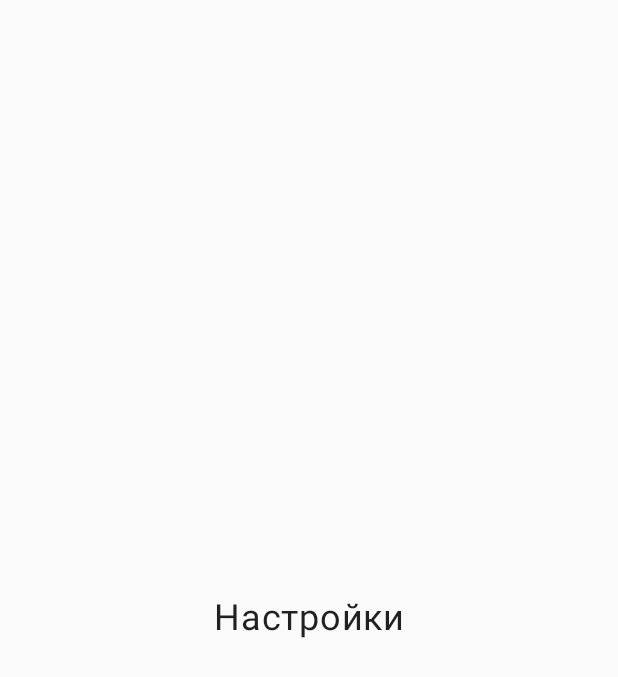
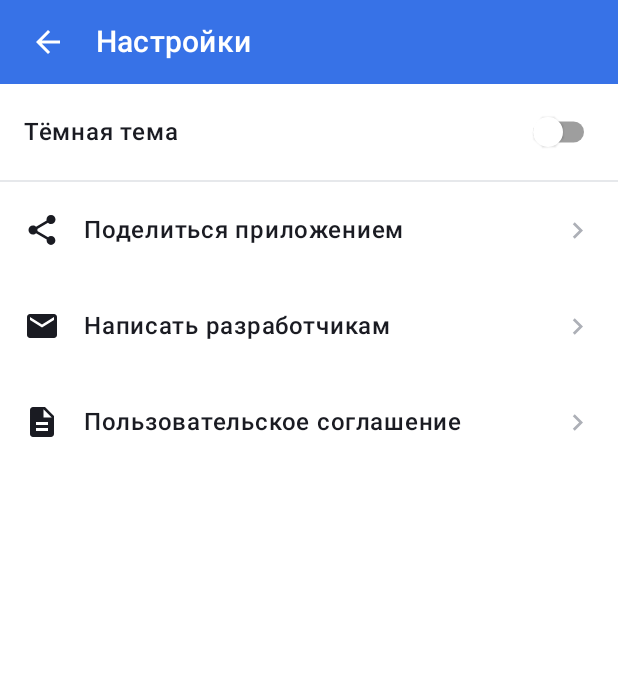
Before and after one commit to Akimov52/final-project-practicum, an Android app built with Jetpack Compose: the screen it shows after launch (SettingsActivity before the commit, MainActivity after it), after a tap on "Настройки", on a phone screen of 412 x 824 dp. Shown: the top 677 px of the screen. Run offline under Robolectric (Android 15) with nearby library versions, the phone set to English and light mode, and no system bars.

Commit message:
feat: implement search settings and compose navigation

```diff
--- a/app/src/main/java/com/practicum/playlist_maker_android_akimovilya/MainActivity.kt
+++ b/app/src/main/java/com/practicum/playlist_maker_android_akimovilya/MainActivity.kt
@@ -1,8 +1,6 @@
 package com.practicum.playlist_maker_android_akimovilya
 
-import android.content.Intent
 import android.os.Bundle
-import android.widget.Toast
 import androidx.activity.ComponentActivity
 import androidx.activity.compose.setContent
 import androidx.compose.foundation.background
@@ -24,9 +22,12 @@ import androidx.compose.ui.Modifier
 import androidx.compose.ui.draw.clip
 import androidx.compose.ui.graphics.Color
 import androidx.compose.ui.graphics.vector.ImageVector
+import androidx.compose.ui.res.stringResource
 import androidx.compose.ui.text.font.FontWeight
+import androidx.compose.ui.tooling.preview.Preview
 import androidx.compose.ui.unit.dp
 import androidx.compose.ui.unit.sp
+import androidx.navigation.compose.rememberNavController
 
 class MainActivity : ComponentActivity() {
 
@@ -35,40 +36,12 @@ class MainActivity : ComponentActivity() {
 
         setContent {
             MaterialTheme {
-                MainScreen(
-                    onSearchClick = {
-                        startActivity(
-                            Intent(this, SearchActivity::class.java)
-                        )
-                    },
-                    onPlaylistClick = {
-                        showToast("Плейлисты")
-                    },
-                    onFavoritesClick = {
-                        showToast("Избранное")
-                    },
-                    onSettingsClick = {
-                        startActivity(
-                            Intent(this, SettingsActivity::class.java)
-                        )
-                    }
-                )
+                val navController = rememberNavController()
+                PlaylistHost(navController = navController)
             }
         }
     }
-
-    private fun showToast(buttonName: String) {
-        Toast.makeText(
-            this,
-            "Нажата кнопка \"$buttonName\"",
-            Toast.LENGTH_SHORT
-        ).show()
-    }
 }
-
-private val MainBlue = Color(0xFF3772E7)
-private val MainText = Color(0xFF1A1B22)
-private val ArrowColor = Color(0xFFADB0B7)
 
 @Composable
 fun MainScreen(
@@ -80,10 +53,8 @@ fun MainScreen(
     Column(
         modifier = Modifier
             .fillMaxSize()
-            .background(MainBlue)
+            .background(PlaylistBlue)
     ) {
-
-        // Верхняя синяя шапка
         Box(
             modifier = Modifier
                 .fillMaxWidth()
@@ -92,14 +63,13 @@ fun MainScreen(
             contentAlignment = Alignment.CenterStart
         ) {
             Text(
-                text = "Playlist Maker",
+                text = stringResource(R.string.main_title),
                 color = Color.White,
                 fontSize = 22.sp,
                 fontWeight = FontWeight.Medium
             )
         }
 
-        // Белая область с меню
         Column(
             modifier = Modifier
                 .fillMaxSize()
@@ -111,27 +81,26 @@ fun MainScreen(
                 )
                 .background(Color.White)
         ) {
-
             MenuItem(
-                title = "Поиск",
+                title = stringResource(R.string.menu_search),
                 icon = Icons.Default.Search,
                 onClick = onSearchClick
             )
 
             MenuItem(
-                title = "Плейлисты",
+                title = stringResource(R.string.menu_playlists),
                 icon = Icons.Default.LibraryMusic,
                 onClick = onPlaylistClick
             )
 
             MenuItem(
-                title = "Избранное",
+                title = stringResource(R.string.menu_favorites),
                 icon = Icons.Outlined.FavoriteBorder,
                 onClick = onFavoritesClick
             )
 
             MenuItem(
-                title = "Настройки",
+                title = stringResource(R.string.menu_settings),
                 icon = Icons.Default.Settings,
                 onClick = onSettingsClick
             )
@@ -149,15 +118,14 @@ fun MenuItem(
         modifier = Modifier
             .fillMaxWidth()
             .height(66.dp)
-            .clickable { onClick() }
+            .clickable(onClick = onClick)
             .padding(horizontal = 28.dp),
         verticalAlignment = Alignment.CenterVertically
     ) {
-
         Icon(
             imageVector = icon,
             contentDescription = title,
-            tint = MainText,
+            tint = PlaylistText,
             modifier = Modifier.size(22.dp)
         )
 
@@ -167,7 +135,7 @@ fun MenuItem(
             text = title,
             fontSize = 20.sp,
             fontWeight = FontWeight.Medium,
-            color = MainText
+            color = PlaylistText
         )
 
         Spacer(modifier = Modifier.weight(1f))
@@ -175,8 +143,26 @@ fun MenuItem(
         Icon(
             imageVector = Icons.Default.ChevronRight,
             contentDescription = null,
-            tint = ArrowColor,
+            tint = PlaylistArrow,
             modifier = Modifier.size(22.dp)
         )
     }
 }
+
+@Preview(
+    showBackground = true,
+    name = "Playlist Maker",
+    widthDp = 360,
+    heightDp = 800
+)
+@Composable
+fun MainScreenPreview() {
+    MaterialTheme {
+        MainScreen(
+            onSearchClick = {},
+            onPlaylistClick = {},
+            onFavoritesClick = {},
+            onSettingsClick = {}
+        )
+    }
+}
--- /dev/null
+++ b/app/src/main/java/com/practicum/playlist_maker_android_akimovilya/PlaylistColors.kt
@@ -0,0 +1,7 @@
+package com.practicum.playlist_maker_android_akimovilya
+
+import androidx.compose.ui.graphics.Color
+
+internal val PlaylistBlue = Color(0xFF3772E7)
+internal val PlaylistText = Color(0xFF1A1B22)
+internal val PlaylistArrow = Color(0xFFADB0B7)
--- /dev/null
+++ b/app/src/main/java/com/practicum/playlist_maker_android_akimovilya/PlaylistHost.kt
@@ -0,0 +1,75 @@
+package com.practicum.playlist_maker_android_akimovilya
+
+import android.widget.Toast
+import androidx.compose.runtime.Composable
+import androidx.compose.ui.platform.LocalContext
+import androidx.compose.ui.res.stringResource
+import androidx.navigation.NavHostController
+import androidx.navigation.compose.NavHost
+import androidx.navigation.compose.composable
+import java.util.Locale
+
+enum class PlaylistScreen(val route: String) {
+    MAIN("main"),
+    SEARCH("search"),
+    SETTINGS("settings")
+}
+
+@Composable
+fun PlaylistHost(navController: NavHostController) {
+    val context = LocalContext.current
+
+    val toastTemplate = stringResource(R.string.toast_button_pressed)
+    val playlistsTitle = stringResource(R.string.menu_playlists)
+    val favoritesTitle = stringResource(R.string.menu_favorites)
+
+    val navigateToSearch: () -> Unit = {
+        navController.navigate(PlaylistScreen.SEARCH.route) {
+            launchSingleTop = true
+        }
+    }
+
+    val navigateToSettings: () -> Unit = {
+        navController.navigate(PlaylistScreen.SETTINGS.route) {
+            launchSingleTop = true
+        }
+    }
+
+    val navigateBack: () -> Unit = {
+        navController.popBackStack()
+    }
+
+    NavHost(
+        navController = navController,
+        startDestination = PlaylistScreen.MAIN.route
+    ) {
+        composable(PlaylistScreen.MAIN.route) {
+            MainScreen(
+                onSearchClick = navigateToSearch,
+                onPlaylistClick = {
+                    Toast.makeText(
+                        context,
+                        String.format(Locale.getDefault(), toastTemplate, playlistsTitle),
+                        Toast.LENGTH_SHORT
+                    ).show()
+                },
+                onFavoritesClick = {
+                    Toast.makeText(
+                        context,
+                        String.format(Locale.getDefault(), toastTemplate, favoritesTitle),
+                        Toast.LENGTH_SHORT
+                    ).show()
+                },
+                onSettingsClick = navigateToSettings
+            )
+        }
+
+        composable(PlaylistScreen.SEARCH.route) {
+            SearchScreen(onBackClick = navigateBack)
+        }
+
+        composable(PlaylistScreen.SETTINGS.route) {
+            SettingsScreen(onBackClick = navigateBack)
+        }
+    }
+}
--- /dev/null
+++ b/app/src/main/java/com/practicum/playlist_maker_android_akimovilya/SearchScreen.kt
@@ -0,0 +1,128 @@
+package com.practicum.playlist_maker_android_akimovilya
+
+import androidx.compose.foundation.background
+import androidx.compose.foundation.layout.*
+import androidx.compose.foundation.shape.RoundedCornerShape
+import androidx.compose.material.Icon
+import androidx.compose.material.IconButton
+import androidx.compose.material.MaterialTheme
+import androidx.compose.material.Text
+import androidx.compose.material.TextField
+import androidx.compose.material.TextFieldDefaults
+import androidx.compose.material.icons.Icons
+import androidx.compose.material.icons.filled.ArrowBack
+import androidx.compose.material.icons.filled.Clear
+import androidx.compose.material.icons.filled.Search
+import androidx.compose.runtime.Composable
+import androidx.compose.runtime.getValue
+import androidx.compose.runtime.mutableStateOf
+import androidx.compose.runtime.saveable.rememberSaveable
+import androidx.compose.runtime.setValue
+import androidx.compose.ui.Alignment
+import androidx.compose.ui.Modifier
+import androidx.compose.ui.graphics.Color
+import androidx.compose.ui.res.stringResource
+import androidx.compose.ui.text.TextStyle
+import androidx.compose.ui.unit.dp
+import androidx.compose.ui.unit.sp
+
+@Composable
+fun SearchScreen(onBackClick: () -> Unit) {
+    var searchQuery by rememberSaveable { mutableStateOf("") }
+
+    Column(
+        modifier = Modifier
+            .fillMaxSize()
+            .background(Color.White)
+    ) {
+        ScreenHeader(
+            title = stringResource(R.string.search_screen_title),
+            onBackClick = onBackClick
+        )
+
+        TextField(
+            value = searchQuery,
+            onValueChange = { searchQuery = it },
+            modifier = Modifier
+                .fillMaxWidth()
+                .padding(horizontal = 16.dp, vertical = 16.dp),
+            singleLine = true,
+            textStyle = TextStyle(
+                color = PlaylistText,
+                fontSize = 16.sp
+            ),
+            placeholder = {
+                Text(
+                    text = stringResource(R.string.search_field_hint),
+                    color = Color(0xFF8A8B90),
+                    fontSize = 16.sp
+                )
+            },
+            leadingIcon = {
+                IconButton(onClick = { }) {
+                    Icon(
+                        imageVector = Icons.Default.Search,
+                        contentDescription = stringResource(R.string.search_icon_description),
+                        tint = Color(0xFF8A8B90)
+                    )
+                }
+            },
+            trailingIcon = {
+                IconButton(
+                    onClick = {
+                        if (searchQuery.isNotEmpty()) {
+                            searchQuery = ""
+                        }
+                    }
+                ) {
+                    Icon(
+                        imageVector = Icons.Default.Clear,
+                        contentDescription = stringResource(R.string.clear_search_description),
+                        tint = Color(0xFF8A8B90)
+                    )
+                }
+            },
+            shape = RoundedCornerShape(8.dp),
+            colors = TextFieldDefaults.textFieldColors(
+                textColor = PlaylistText,
+                backgroundColor = Color(0xFFF2F3F4),
+                cursorColor = PlaylistBlue,
+                focusedIndicatorColor = Color.Transparent,
+                unfocusedIndicatorColor = Color.Transparent,
+                disabledIndicatorColor = Color.Transparent
+            )
+        )
+    }
+}
+
+@Composable
+fun ScreenHeader(
+    title: String,
+    onBackClick: () -> Unit
+) {
+    Row(
+        modifier = Modifier
+            .fillMaxWidth()
+            .height(56.dp)
+            .background(PlaylistBlue)
+            .padding(horizontal = 8.dp),
+        verticalAlignment = Alignment.CenterVertically
+    ) {
+        IconButton(onClick = onBackClick) {
+            Icon(
+                imageVector = Icons.Default.ArrowBack,
+                contentDescription = stringResource(R.string.back_button_description),
+                tint = Color.White
+            )
+        }
+
+        Spacer(modifier = Modifier.width(8.dp))
+
+        Text(
+            text = title,
+            color = Color.White,
+            fontSize = 20.sp,
+            style = MaterialTheme.typography.h6
+        )
+    }
+}
--- a/app/src/main/java/com/practicum/playlist_maker_android_akimovilya/SettingsActivity.kt
+++ /dev/null
@@ -1,33 +0,0 @@
-package com.practicum.playlist_maker_android_akimovilya
-
-import android.os.Bundle
-import androidx.activity.ComponentActivity
-import androidx.activity.compose.setContent
-import androidx.compose.foundation.layout.Box
-import androidx.compose.foundation.layout.fillMaxSize
-import androidx.compose.material.MaterialTheme
-import androidx.compose.material.Text
-import androidx.compose.ui.Alignment
-import androidx.compose.ui.Modifier
-import androidx.compose.ui.unit.sp
-
-class SettingsActivity : ComponentActivity() {
-
-    override fun onCreate(savedInstanceState: Bundle?) {
-        super.onCreate(savedInstanceState)
-
-        setContent {
-            MaterialTheme {
-                Box(
-                    modifier = Modifier.fillMaxSize(),
-                    contentAlignment = Alignment.Center
-                ) {
-                    Text(
-                        text = "Настройки",
-                        fontSize = 24.sp
-                    )
-                }
-            }
-        }
-    }
-}
--- /dev/null
+++ b/app/src/main/java/com/practicum/playlist_maker_android_akimovilya/SettingsScreen.kt
@@ -0,0 +1,196 @@
+package com.practicum.playlist_maker_android_akimovilya
+
+import android.content.ActivityNotFoundException
+import android.content.Context
+import android.content.Intent
+import android.net.Uri
+import android.widget.Toast
+import androidx.compose.foundation.background
+import androidx.compose.foundation.clickable
+import androidx.compose.foundation.layout.*
+import androidx.compose.material.Divider
+import androidx.compose.material.Icon
+import androidx.compose.material.MaterialTheme
+import androidx.compose.material.Switch
+import androidx.compose.material.Text
+import androidx.compose.material.icons.Icons
+import androidx.compose.material.icons.filled.ChevronRight
+import androidx.compose.material.icons.filled.Description
+import androidx.compose.material.icons.filled.Email
+import androidx.compose.material.icons.filled.Share
+import androidx.compose.runtime.Composable
+import androidx.compose.runtime.getValue
+import androidx.compose.runtime.mutableStateOf
+import androidx.compose.runtime.saveable.rememberSaveable
+import androidx.compose.runtime.setValue
+import androidx.compose.ui.Alignment
+import androidx.compose.ui.Modifier
+import androidx.compose.ui.graphics.Color
+import androidx.compose.ui.graphics.vector.ImageVector
+import androidx.compose.ui.platform.LocalContext
+import androidx.compose.ui.res.stringResource
+import androidx.compose.ui.text.font.FontWeight
+import androidx.compose.ui.unit.dp
+import androidx.compose.ui.unit.sp
+
+@Composable
+fun SettingsScreen(onBackClick: () -> Unit) {
+    val context = LocalContext.current
+
+    var darkThemeEnabled by rememberSaveable { mutableStateOf(false) }
+
+    val shareMessage = stringResource(R.string.share_message)
+    val shareChooserTitle = stringResource(R.string.share_chooser_title)
+
+    val developerEmail = stringResource(R.string.developer_email)
+    val emailSubject = stringResource(R.string.developer_email_subject)
+    val emailBody = stringResource(R.string.developer_email_body)
+
+    val offerUrl = stringResource(R.string.practicum_offer_url)
+
+    val emailErrorMessage = stringResource(R.string.email_client_not_found)
+    val browserErrorMessage = stringResource(R.string.browser_not_found)
+
+    Column(
+        modifier = Modifier
+            .fillMaxSize()
+            .background(Color.White)
+    ) {
+        ScreenHeader(
+            title = stringResource(R.string.settings_screen_title),
+            onBackClick = onBackClick
+        )
+
+        Row(
+            modifier = Modifier
+                .fillMaxWidth()
+                .height(64.dp)
+                .padding(horizontal = 16.dp),
+            verticalAlignment = Alignment.CenterVertically
+        ) {
+            Text(
+                text = stringResource(R.string.settings_dark_theme),
+                color = PlaylistText,
+                fontSize = 16.sp,
+                fontWeight = FontWeight.Medium
+            )
+
+            Spacer(modifier = Modifier.weight(1f))
+
+            Switch(
+                checked = darkThemeEnabled,
+                onCheckedChange = { darkThemeEnabled = it }
+            )
+        }
+
+        Divider(color = Color(0xFFE6E8EB))
+
+        SettingsActionRow(
+            title = stringResource(R.string.settings_share_app),
+            icon = Icons.Default.Share,
+            onClick = {
+                val sendIntent = Intent(Intent.ACTION_SEND).apply {
+                    type = "text/plain"
+                    putExtra(Intent.EXTRA_TEXT, shareMessage)
+                }
+
+                context.startActivity(
+                    Intent.createChooser(sendIntent, shareChooserTitle)
+                )
+            }
+        )
+
+        SettingsActionRow(
+            title = stringResource(R.string.settings_contact_developers),
+            icon = Icons.Default.Email,
+            onClick = {
+                val emailIntent = Intent(Intent.ACTION_SENDTO).apply {
+                    data = Uri.parse("mailto:$developerEmail")
+                    putExtra(Intent.EXTRA_EMAIL, arrayOf(developerEmail))
+                    putExtra(Intent.EXTRA_SUBJECT, emailSubject)
+                    putExtra(Intent.EXTRA_TEXT, emailBody)
+                }
+
+                launchExternalIntent(
+                    context = context,
+                    intent = emailIntent,
+                    errorMessage = emailErrorMessage
+                )
+            }
+        )
+
+        SettingsActionRow(
+            title = stringResource(R.string.settings_offer),
+            icon = Icons.Default.Description,
+            onClick = {
+                val offerIntent = Intent(
+                    Intent.ACTION_VIEW,
+                    Uri.parse(offerUrl)
+                )
+
+                launchExternalIntent(
+                    context = context,
+                    intent = offerIntent,
+                    errorMessage = browserErrorMessage
+                )
+            }
+        )
+    }
+}
+
+@Composable
+private fun SettingsActionRow(
+    title: String,
+    icon: ImageVector,
+    onClick: () -> Unit
+) {
+    Row(
+        modifier = Modifier
+            .fillMaxWidth()
+            .height(64.dp)
+            .clickable(onClick = onClick)
+            .padding(horizontal = 16.dp),
+        verticalAlignment = Alignment.CenterVertically
+    ) {
+        Icon(
+            imageVector = icon,
+            contentDescription = title,
+            tint = PlaylistText,
+            modifier = Modifier.size(24.dp)
+        )
+
+        Spacer(modifier = Modifier.width(16.dp))
+
+        Text(
+            text = title,
+            color = PlaylistText,
+            fontSize = 16.sp,
+            fontWeight = FontWeight.Medium
+        )
+
+        Spacer(modifier = Modifier.weight(1f))
+
+        Icon(
+            imageVector = Icons.Default.ChevronRight,
+            contentDescription = null,
+            tint = PlaylistArrow,
+            modifier = Modifier.size(22.dp)
+        )
+    }
+}
+
+private fun launchExternalIntent(
+    context: Context,
+    intent: Intent,
+    errorMessage: String
+) {
+    try {
+        context.startActivity(intent)
+    } catch (exception: ActivityNotFoundException) {
+        Toast.makeText(
+            context,
+            errorMessage,
+            Toast.LENGTH_SHORT
+        ).show()
+    }
+}
--- a/app/src/main/res/values/strings.xml
+++ b/app/src/main/res/values/strings.xml
@@ -1,3 +1,34 @@
 <resources>
-    <string name="app_name">playlist-maker-android-AkimovIlya</string>
+    <string name="app_name">Playlist Maker</string>
+
+    <string name="main_title">Playlist Maker</string>
+    <string name="menu_search">Поиск</string>
+    <string name="menu_playlists">Плейлисты</string>
+    <string name="menu_favorites">Избранное</string>
+    <string name="menu_settings">Настройки</string>
+    <string name="toast_button_pressed">Нажата кнопка «%1$s»</string>
+
+    <string name="search_screen_title">Поиск</string>
+    <string name="search_field_hint">Поиск</string>
+    <string name="search_icon_description">Поиск</string>
+    <string name="clear_search_description">Очистить поисковый запрос</string>
+    <string name="back_button_description">Назад</string>
+
+    <string name="settings_screen_title">Настройки</string>
+    <string name="settings_dark_theme">Тёмная тема</string>
+    <string name="settings_share_app">Поделиться приложением</string>
+    <string name="settings_contact_developers">Написать разработчикам</string>
+    <string name="settings_offer">Пользовательское соглашение</string>
+
+    <string name="share_chooser_title">Поделиться приложением</string>
+    <string name="share_message">Попробуй приложение Playlist Maker!</string>
+
+    <string name="developer_email">akimov.ilya2018@gmail.com</string>
+    <string name="developer_email_subject">Сообщение разработчикам и разработчицам приложения Playlist Maker</string>
+    <string name="developer_email_body">Спасибо разработчикам и разработчицам за крутое приложение!</string>
+
+    <string name="practicum_offer_url">https://yandex.ru/legal/practicum_offer/ru/</string>
+
+    <string name="email_client_not_found">Не найдено приложение для отправки электронной почты</string>
+    <string name="browser_not_found">Не найден браузер для открытия ссылки</string>
 </resources>
--- a/gradle/libs.versions.toml
+++ b/gradle/libs.versions.toml
@@ -8,6 +8,7 @@ lifecycleRuntimeKtx = "2.11.0"
 activityCompose = "1.13.0"
 kotlin = "2.2.10"
 composeBom = "2026.02.01"
+navigation = "2.10.2"
 
 [libraries]
 androidx-core-ktx = { group = "androidx.core", name = "core-ktx", version.ref = "coreKtx" }
@@ -23,7 +24,8 @@ androidx-compose-ui-tooling = { group = "androidx.compose.ui", name = "ui-toolin
 androidx-compose-ui-tooling-preview = { group = "androidx.compose.ui", name = "ui-tooling-preview" }
 androidx-compose-ui-test-manifest = { group = "androidx.compose.ui", name = "ui-test-manifest" }
 androidx-compose-ui-test-junit4 = { group = "androidx.compose.ui", name = "ui-test-junit4" }
-androidx-compose-material3 = { group = "androidx.compose.material3", name = "material3" }
+androidx-material3 = { group = "androidx.compose.material3", name = "material3" }
+androidx-navigation-compose = { group = "androidx.navigation", name = "navigation-compose", version.ref = "navigation" }
 
 [plugins]
 android-application = { id = "com.android.application", version.ref = "agp" }
```
Also changed, not shown: app/build.gradle.kts (+5 -6 lines), app/src/main/AndroidManifest.xml (+0 -7 lines), app/src/main/java/com/practicum/playlist_maker_android_akimovilya/SearchActivity.kt (deleted, +0 -33 lines).
